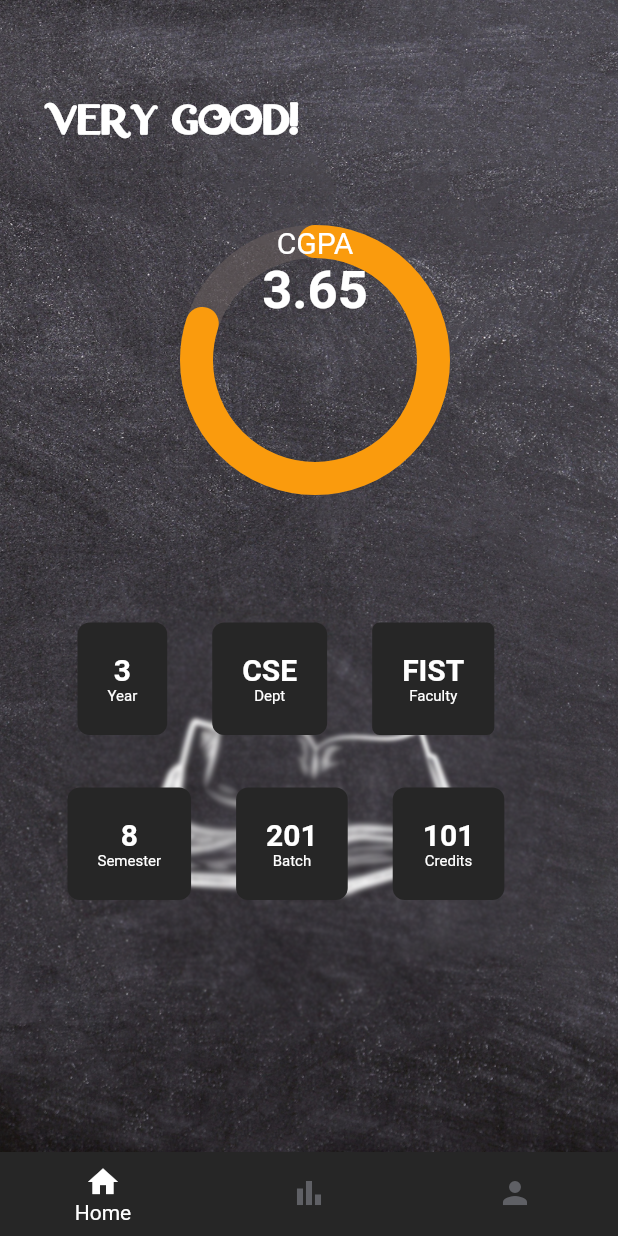
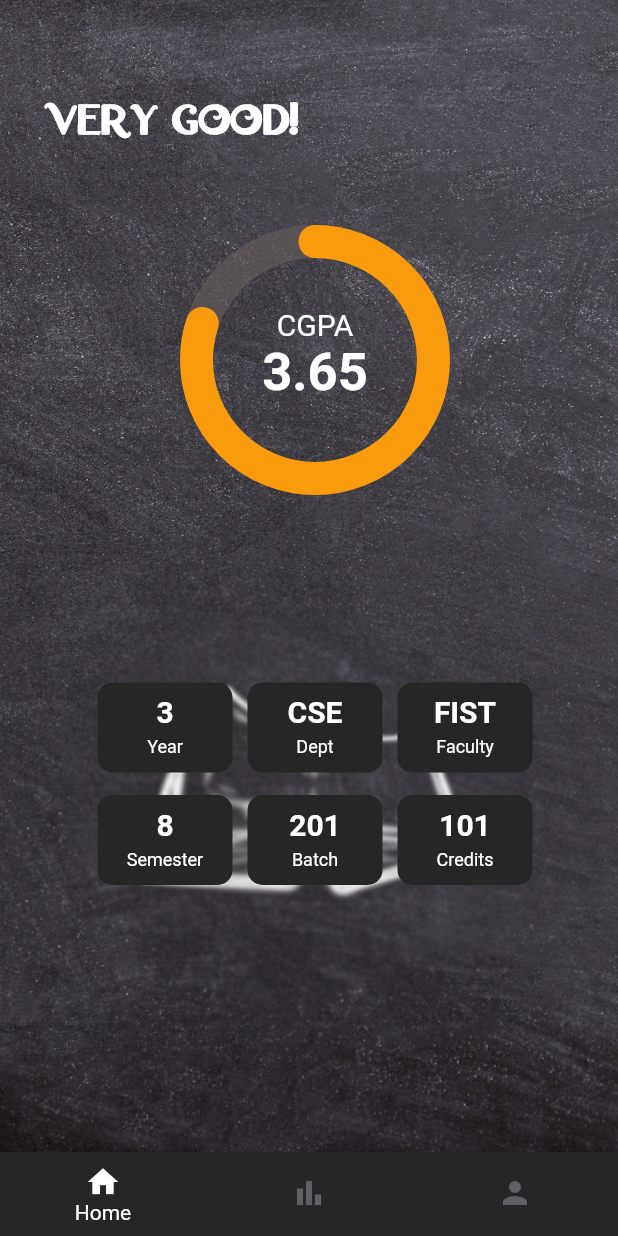
Before and after one commit to EftiarHKhan/IUBAT-CGPA-application, a Flutter app: the screen it shows after launch, after a tap on the "arrow forward ios" icon, on a phone screen of 412 x 824 dp. Run offline on Flutter 3.47's test engine with Material 2 defaults, Android fonts, the light colour scheme and no system bars; drawn by our look-alikes of percent_indicator.

```diff
--- a/lib/screens/home_page.dart
+++ b/lib/screens/home_page.dart
@@ -52,8 +52,12 @@ class _HomePageState extends State<HomePage> {
               //     // fontWeight: FontWeight.bold,
               //   ),
               // ),
+
               center: Column(
                 children: const [
+                  SizedBox(
+                    height: 55,
+                  ),
                   Text(
                     'CGPA',
                     style: TextStyle(fontSize: 20, color: Colors.white),
@@ -70,7 +74,7 @@ class _HomePageState extends State<HomePage> {
             ),
           ),
           Container(
-            padding: const EdgeInsets.only(left: 30, top: 400),
+            padding: const EdgeInsets.only(left: 60, top: 450),
             child: Row(
               children: [
                 Column(
@@ -82,11 +86,13 @@ class _HomePageState extends State<HomePage> {
                         // 3 values
                         Container(
                           decoration: BoxDecoration(
-                            borderRadius: BorderRadius.circular(8),
+                            borderRadius: BorderRadius.circular(10),
                             color: const Color.fromRGBO(38, 38, 38, 2),
                           ),
-                          margin: const EdgeInsets.all(15.0),
-                          padding: const EdgeInsets.all(20.0),
+                          margin: const EdgeInsets.all(5.0),
+                          padding: const EdgeInsets.all(8.0),
+                          height: 60,
+                          width: 90,
                           child: Column(
                             children: const [
                               Text(
@@ -96,11 +102,14 @@ class _HomePageState extends State<HomePage> {
                                     fontSize: 20,
                                     fontWeight: FontWeight.bold),
                               ),
+                              SizedBox(
+                                height: 5,
+                              ),
                               Text(
                                 'Year',
                                 style: TextStyle(
                                   color: Colors.white,
-                                  fontSize: 10,
+                                  fontSize: 12,
                                 ),
                               ),
                             ],
@@ -109,11 +118,13 @@ class _HomePageState extends State<HomePage> {
 
                         Container(
                           decoration: BoxDecoration(
-                            borderRadius: BorderRadius.circular(8),
-                            color: Color.fromRGBO(38, 38, 38, 2),
+                            borderRadius: BorderRadius.circular(10),
+                            color: const Color.fromRGBO(38, 38, 38, 2),
                           ),
-                          margin: const EdgeInsets.all(15.0),
-                          padding: const EdgeInsets.all(20.0),
+                          margin: const EdgeInsets.all(5.0),
+                          padding: const EdgeInsets.all(8.0),
+                          height: 60,
+                          width: 90,
                           child: Column(
                             children: const [
                               Text(
@@ -123,11 +134,14 @@ class _HomePageState extends State<HomePage> {
                                     fontSize: 20,
                                     fontWeight: FontWeight.bold),
                               ),
+                              SizedBox(
+                                height: 5,
+                              ),
                               Text(
                                 'Dept',
                                 style: TextStyle(
                                   color: Colors.white,
-                                  fontSize: 10,
+                                  fontSize: 12,
                                 ),
                               ),
                             ],
@@ -136,11 +150,13 @@ class _HomePageState extends State<HomePage> {
 
                         Container(
                           decoration: BoxDecoration(
-                            borderRadius: BorderRadius.circular(5),
-                            color: Color.fromRGBO(38, 38, 38, 2),
+                            borderRadius: BorderRadius.circular(10),
+                            color: const Color.fromRGBO(38, 38, 38, 2),
                           ),
-                          margin: const EdgeInsets.all(15.0),
-                          padding: const EdgeInsets.all(20.0),
+                          margin: const EdgeInsets.all(5.0),
+                          padding: const EdgeInsets.all(8.0),
+                          height: 60,
+                          width: 90,
                           child: Column(
                             children: const [
                               Text(
@@ -150,11 +166,14 @@ class _HomePageState extends State<HomePage> {
                                     fontSize: 20,
                                     fontWeight: FontWeight.bold),
                               ),
+                              SizedBox(
+                                height: 5,
+                              ),
                               Text(
                                 'Faculty',
                                 style: TextStyle(
                                   color: Colors.white,
-                                  fontSize: 10,
+                                  fontSize: 12,
                                 ),
                               ),
                             ],
@@ -169,11 +188,13 @@ class _HomePageState extends State<HomePage> {
                       children: [
                         Container(
                           decoration: BoxDecoration(
-                            borderRadius: BorderRadius.circular(8),
-                            color: Color.fromRGBO(38, 38, 38, 2),
+                            borderRadius: BorderRadius.circular(10),
+                            color: const Color.fromRGBO(38, 38, 38, 2),
                           ),
-                          margin: const EdgeInsets.all(15.0),
-                          padding: const EdgeInsets.all(20.0),
+                          margin: const EdgeInsets.all(5.0),
+                          padding: const EdgeInsets.all(8.0),
+                          height: 60,
+                          width: 90,
                           child: Column(
                             children: const [
                               Text(
@@ -183,11 +204,14 @@ class _HomePageState extends State<HomePage> {
                                     fontSize: 20,
                                     fontWeight: FontWeight.bold),
                               ),
+                              SizedBox(
+                                height: 5,
+                              ),
                               Text(
                                 'Semester',
                                 style: TextStyle(
                                   color: Colors.white,
-                                  fontSize: 10,
+                                  fontSize: 12,
                                 ),
                               ),
                             ],
@@ -195,11 +219,13 @@ class _HomePageState extends State<HomePage> {
                         ),
                         Container(
                           decoration: BoxDecoration(
-                            borderRadius: BorderRadius.circular(8),
-                            color: Color.fromRGBO(38, 38, 38, 2),
+                            borderRadius: BorderRadius.circular(10),
+                            color: const Color.fromRGBO(38, 38, 38, 2),
                           ),
-                          margin: const EdgeInsets.all(15.0),
-                          padding: const EdgeInsets.all(20.0),
+                          margin: const EdgeInsets.all(5.0),
+                          padding: const EdgeInsets.all(8.0),
+                          height: 60,
+                          width: 90,
                           child: Column(
                             children: const [
                               Text(
@@ -209,11 +235,14 @@ class _HomePageState extends State<HomePage> {
                                     fontSize: 20,
                                     fontWeight: FontWeight.bold),
                               ),
+                              SizedBox(
+                                height: 5,
+                              ),
                               Text(
                                 'Batch',
                                 style: TextStyle(
                                   color: Colors.white,
-                                  fontSize: 10,
+                                  fontSize: 12,
                                 ),
                               ),
                             ],
@@ -221,11 +250,13 @@ class _HomePageState extends State<HomePage> {
                         ),
                         Container(
                           decoration: BoxDecoration(
-                            borderRadius: BorderRadius.circular(8),
-                            color: Color.fromRGBO(38, 38, 38, 2),
+                            borderRadius: BorderRadius.circular(10),
+                            color: const Color.fromRGBO(38, 38, 38, 2),
                           ),
-                          margin: const EdgeInsets.all(15.0),
-                          padding: const EdgeInsets.all(20.0),
+                          margin: const EdgeInsets.all(5.0),
+                          padding: const EdgeInsets.all(8.0),
+                          height: 60,
+                          width: 90,
                           child: Column(
                             children: const [
                               Text(
@@ -235,11 +266,14 @@ class _HomePageState extends State<HomePage> {
                                     fontSize: 20,
                                     fontWeight: FontWeight.bold),
                               ),
+                              SizedBox(
+                                height: 5,
+                              ),
                               Text(
                                 'Credits',
                                 style: TextStyle(
                                   color: Colors.white,
-                                  fontSize: 10,
+                                  fontSize: 12,
                                 ),
                               ),
                             ],
--- a/lib/screens/profile_page.dart
+++ b/lib/screens/profile_page.dart
@@ -12,10 +12,10 @@ class ProfilePage extends StatefulWidget {
 class _ProfilePageState extends State<ProfilePage> {
   @override
   Widget build(BuildContext context) {
-    return Scaffold(
-      appBar: AppBar(
-        title: const Text('Profile page'),
-        centerTitle: true,
+    return Container(
+      decoration: const BoxDecoration(
+        image: DecorationImage(
+            image: AssetImage('assets/images/home.png'), fit: BoxFit.cover),
       ),
     );
   }
```
